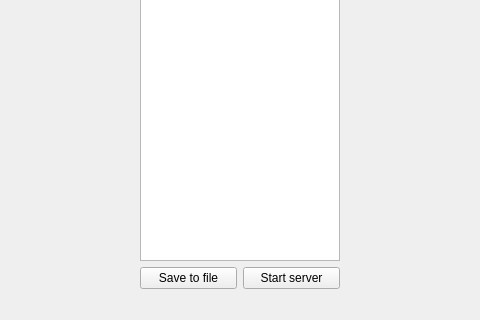
Above: logger.ui from akshaybabloo/DataLogger before the change; both pictures show x 160 to 640 and y 280 to 600 of the 800 by 600 pixel window. Below: the same form after it.
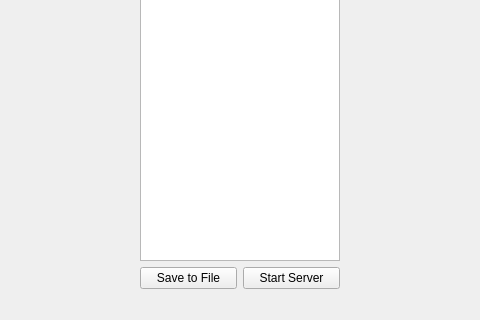
That is the form after the change.

Commit message: object name changed to follow convention

The edit to the form file:
```diff
--- a/logger.ui
+++ b/logger.ui
@@ -35,7 +35,7 @@
            <string>Saves data stream to a file</string>
           </property>
           <property name="text">
-           <string>Save to file</string>
+           <string>Save to File</string>
           </property>
          </widget>
         </item>
@@ -45,7 +45,7 @@
            <string>Starts or stops a socket server</string>
           </property>
           <property name="text">
-           <string>Start server</string>
+           <string>Start Server</string>
           </property>
          </widget>
         </item>
```
Left out of the diff: 8 changed lines with no effect on the pictures.
